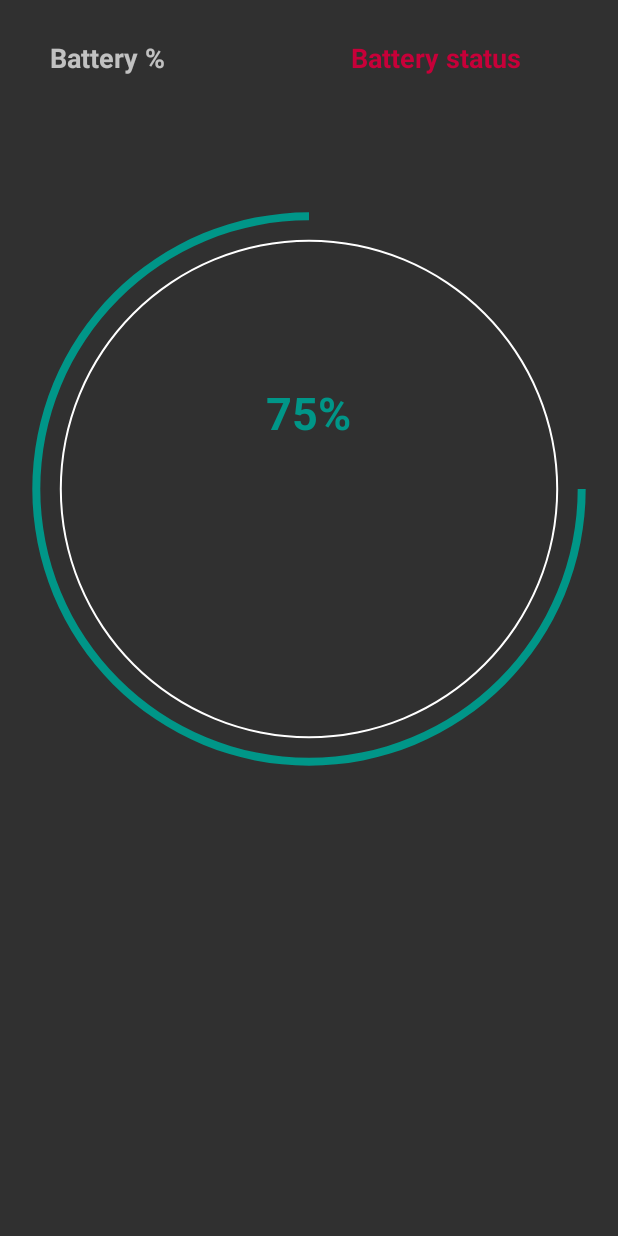
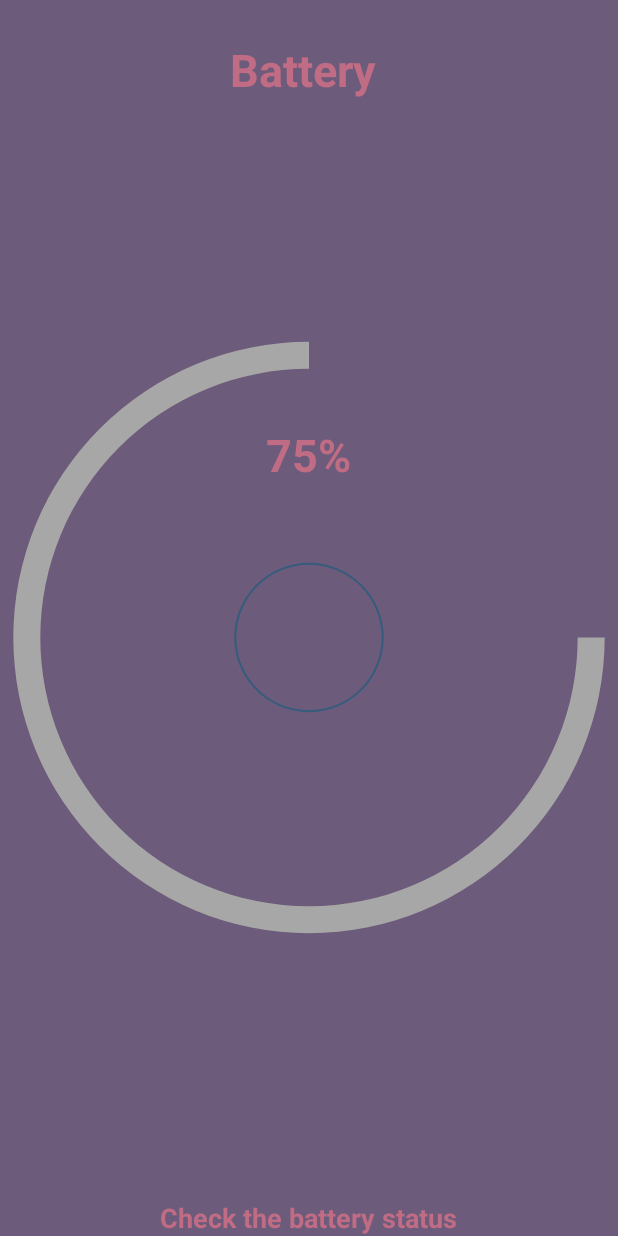
Before and after one commit to IgorSinchuk/BatteryStatus, an Android app: the screen it shows after launch (MainActivity), on a phone screen of 412 x 824 dp. Run offline under Robolectric (Android 15) with nearby library versions, the phone set to English and light mode, and no system bars.

Commit message:
simple app about battery

```diff
--- a/app/src/main/java/com/nonexistentware/igor/batterystatus/MainActivity.java
+++ b/app/src/main/java/com/nonexistentware/igor/batterystatus/MainActivity.java
@@ -26,7 +26,7 @@ public class MainActivity extends AppCompatActivity {
             ProgressBar progressBar = (ProgressBar) findViewById(R.id.progressBar);
             progressBar.setProgress(level);
             TextView textView = (TextView) findViewById(R.id.textView);
-            textView.setText("Battery: " + Integer.toString(level) + "%");
+            textView.setText("" + Integer.toString(level) + "%");
         }
     };
 
--- a/app/src/main/res/drawable/circle_shape.xml
+++ b/app/src/main/res/drawable/circle_shape.xml
@@ -2,10 +2,10 @@
 <shape
     xmlns:android="http://schemas.android.com/apk/res/android"
     android:shape="ring"
-    android:innerRadiusRatio="2.5"
+    android:innerRadiusRatio="8.5"
     android:thickness="1dp"
     android:useLevel="false">
 
-    <solid android:color="#fff" />
+    <solid android:color="#355C7D" />
 
 </shape>
--- a/app/src/main/res/drawable/circular_progress_bar.xml
+++ b/app/src/main/res/drawable/circular_progress_bar.xml
@@ -3,7 +3,7 @@
     xmlns:android="http://schemas.android.com/apk/res/android"
     android:innerRadiusRatio="2.3"
     android:shape="ring"
-    android:thickness="5dp"
+    android:thickness="18dp"
     android:useLevel="true">
     <solid android:color="@color/colorPrimary" />
     </shape>
--- a/app/src/main/res/layout/activity_main.xml
+++ b/app/src/main/res/layout/activity_main.xml
@@ -5,6 +5,7 @@
     android:layout_width="match_parent"
     android:layout_height="match_parent"
     android:orientation="vertical"
+    android:background="#6C5B7B"
     tools:context="com.nonexistentware.igor.batterystatus.MainActivity">
 
 
@@ -17,38 +18,24 @@
         android:layout_alignParentStart="true">
 
         <TextView
+            android:textColor="#C06C84"
             android:layout_width="wrap_content"
             android:layout_height="wrap_content"
-            android:text="Battery %"
-            android:textSize="18sp"
+            android:text="Battery "
+            android:textSize="30sp"
             android:textStyle="bold"
+            android:id="@+id/textView2"
             android:layout_alignTop="@+id/progressBar"
-            android:layout_alignParentLeft="true"
-            android:layout_alignParentStart="true"
-            android:layout_marginLeft="33dp"
-            android:layout_marginStart="33dp"
-            android:id="@+id/textView2" />
+            android:layout_centerHorizontal="true" />
 
-        <TextView
-            android:layout_width="wrap_content"
-            android:layout_height="wrap_content"
-            android:text="Battery status"
-            android:textSize="18sp"
-            android:textStyle="bold"
-            android:id="@+id/status"
-            android:textColor="#C70039"
-            android:layout_alignTop="@+id/progressBar"
-            android:layout_toRightOf="@+id/textView"
-            android:layout_toEndOf="@+id/textView"
-            android:layout_marginRight="3dp"
-            android:layout_marginBottom="30dp"/>
+
 
 
         <ProgressBar
             android:id="@+id/progressBar"
             style="?android:attr/progressBarStyleHorizontal"
-            android:layout_width="600dp"
-            android:layout_height="600dp"
+            android:layout_width="match_parent"
+            android:layout_height="match_parent"
             android:layout_marginTop="26dp"
             android:background="@drawable/circle_shape"
             android:indeterminate="false"
@@ -63,12 +50,24 @@
             android:background="@android:color/transparent"
             android:gravity="center"
             android:text="75%"
-            android:textColor="@color/colorPrimary"
+            android:textColor="#C06C84"
             android:textSize="30sp"
             android:textStyle="bold"
-            android:layout_marginTop="204dp"
+            android:layout_marginTop="216dp"
             android:layout_below="@+id/textView2"
             android:layout_centerHorizontal="true" />
+
+        <TextView
+
+            android:id="@+id/status"
+            android:layout_width="wrap_content"
+            android:layout_height="wrap_content"
+            android:layout_alignParentBottom="true"
+            android:layout_centerHorizontal="true"
+            android:text="Check the battery status"
+            android:textColor="#C06C84"
+            android:textSize="18sp"
+            android:textStyle="bold" />
     </RelativeLayout>
 
 
--- a/app/src/main/res/values/colors.xml
+++ b/app/src/main/res/values/colors.xml
@@ -1,7 +1,7 @@
 <?xml version="1.0" encoding="utf-8"?>
 <resources>
-    <color name="colorPrimary">#009688</color>
-    <color name="colorPrimaryDark">#00796B</color>
+    <color name="colorPrimary">#A8A7A7</color>
+    <color name="colorPrimaryDark">#355C7D</color>
     <color name="colorAccent">#FF4081</color>
     <color name="light_black">#504f4f</color>
     <color name="black">#000000</color>
```
Also changed, not shown: app/src/main/res/layout/activity_about_battery.xml (+22 -0 lines), app/src/main/res/xml/new_app_widget_info.xml (deleted, +0 -8 lines), app/src/main/res/drawable-nodpi/example_appwidget_preview.png (deleted).
